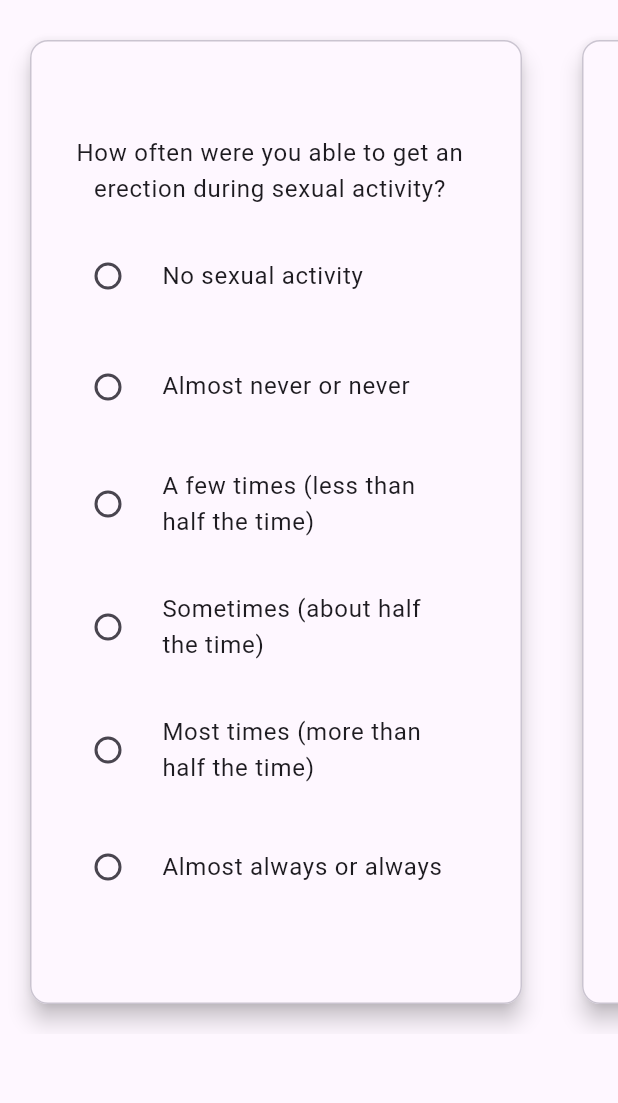
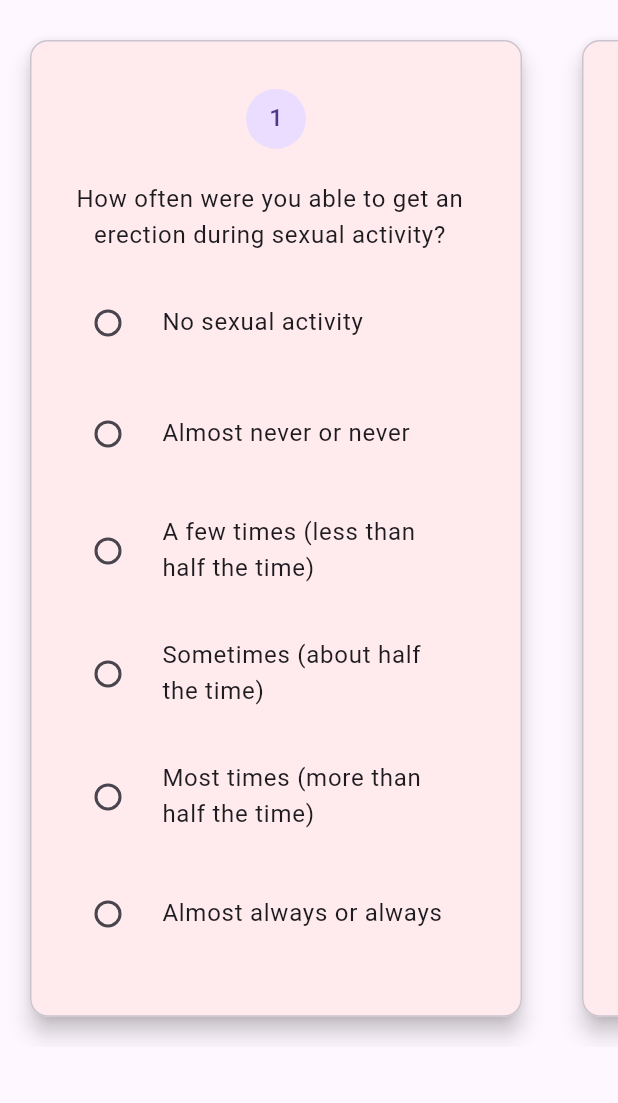
Before and after one commit to pheonixeye/erection_test, a Flutter app: the screen it shows after launch, on a phone screen of 412 x 824 dp, the part 74-1177 px from its top. Run offline on Flutter 3.47's test engine with Material 3 defaults, Android fonts, the phone set to English and light mode, and no system bars; drawn by our look-alikes of scrollable_positioned_list; our stand-ins replace equatable, go_router, shared_preferences.

Commit message:
refactored constants - added category colors to question cards

```diff
--- a/lib/core/providers/px_quiz.dart
+++ b/lib/core/providers/px_quiz.dart
@@ -65,29 +65,33 @@ class PxQuiz extends ChangeNotifier {
       return;
     }
     _scores.entries.map((entry) {
-      if (erectileFunctionIndexes.contains(entry.key)) {
+      if (QuestionnaireConstants.erectileFunctionIndexes.contains(entry.key)) {
         _erectileFunctionScore[entry.key] = entry.value!;
       }
-      if (orgasmicFunctionIndexes.contains(entry.key)) {
+      if (QuestionnaireConstants.orgasmicFunctionIndexes.contains(entry.key)) {
         _orgasmicFunctionScore[entry.key] = entry.value!;
       }
-      if (sexualDesireIndexes.contains(entry.key)) {
+      if (QuestionnaireConstants.sexualDesireIndexes.contains(entry.key)) {
         _sexualDesireScore[entry.key] = entry.value!;
       }
-      if (overallSatisfactionIndexes.contains(entry.key)) {
+      if (QuestionnaireConstants.overallSatisfactionIndexes.contains(
+        entry.key,
+      )) {
         _overallSatisfactionScore[entry.key] = entry.value!;
       }
-      if (intercourseSatisfactionIndexes.contains(entry.key)) {
+      if (QuestionnaireConstants.intercourseSatisfactionIndexes.contains(
+        entry.key,
+      )) {
         _intercourseSatisfactionScore[entry.key] = entry.value!;
       }
     }).toList();
     notifyListeners();
     print(
-      '''erectile function score : $erectileFunctionScore / $erectileFunctionMaxScore,
-orgasmic function score : $orgasmicFunctionScore / $orgasmicFunctionMaxScore,
-sexual desire score : $sexualDesireScore / $sexualDesireMaxScore,
-intercourse satisfaction score : $intercourseSatisfactionScore / $intercourseSatisfactionMaxScore,
-overall satisfaction score : $overallSatisfactionScore / $overallSatisfactionMaxScore,''',
+      '''erectile function score : $erectileFunctionScore / ${QuestionnaireConstants.erectileFunctionMaxScore},
+orgasmic function score : $orgasmicFunctionScore / ${QuestionnaireConstants.orgasmicFunctionMaxScore},
+sexual desire score : $sexualDesireScore / ${QuestionnaireConstants.sexualDesireMaxScore},
+intercourse satisfaction score : $intercourseSatisfactionScore / ${QuestionnaireConstants.intercourseSatisfactionMaxScore},
+overall satisfaction score : $overallSatisfactionScore / ${QuestionnaireConstants.overallSatisfactionMaxScore},''',
     );
   }
 }
--- /dev/null
+++ b/lib/extensions/category_color.dart
@@ -0,0 +1,21 @@
+import 'package:erection_test/models/constants.dart';
+import 'package:flutter/material.dart';
+
+Color categoryColor(int index) {
+  if (QuestionnaireConstants.erectileFunctionIndexes.contains(index)) {
+    return Colors.red.shade50;
+  }
+  if (QuestionnaireConstants.orgasmicFunctionIndexes.contains(index)) {
+    return Colors.orange.shade50;
+  }
+  if (QuestionnaireConstants.sexualDesireIndexes.contains(index)) {
+    return Colors.blue.shade50;
+  }
+  if (QuestionnaireConstants.intercourseSatisfactionIndexes.contains(index)) {
+    return Colors.deepPurple.shade50;
+  }
+  if (QuestionnaireConstants.overallSatisfactionIndexes.contains(index)) {
+    return Colors.lightGreen.shade50;
+  }
+  return Colors.white;
+}
--- a/lib/models/constants.dart
+++ b/lib/models/constants.dart
@@ -1,19 +1,23 @@
-const erectileFunctionIndexes = [1, 2, 3, 4, 5, 15];
+class QuestionnaireConstants {
+  const QuestionnaireConstants();
 
-const orgasmicFunctionIndexes = [9, 10];
+  static const erectileFunctionIndexes = [1, 2, 3, 4, 5, 15];
 
-const sexualDesireIndexes = [11, 12];
+  static const orgasmicFunctionIndexes = [9, 10];
 
-const intercourseSatisfactionIndexes = [6, 7, 8];
+  static const sexualDesireIndexes = [11, 12];
 
-const overallSatisfactionIndexes = [13, 14];
+  static const intercourseSatisfactionIndexes = [6, 7, 8];
 
-const erectileFunctionMaxScore = 30;
+  static const overallSatisfactionIndexes = [13, 14];
 
-const orgasmicFunctionMaxScore = 10;
+  static const erectileFunctionMaxScore = 30;
 
-const sexualDesireMaxScore = 10;
+  static const orgasmicFunctionMaxScore = 10;
 
-const intercourseSatisfactionMaxScore = 10;
+  static const sexualDesireMaxScore = 10;
 
-const overallSatisfactionMaxScore = 10;
+  static const intercourseSatisfactionMaxScore = 10;
+
+  static const overallSatisfactionMaxScore = 10;
+}
--- a/lib/pages/home_page/home_page.dart
+++ b/lib/pages/home_page/home_page.dart
@@ -1,27 +1,22 @@
 import 'package:erection_test/core/providers/px_locale.dart';
 import 'package:erection_test/core/providers/px_quiz.dart';
 import 'package:erection_test/core/utils/random_curved_animation.dart';
+import 'package:erection_test/extensions/category_color.dart';
 import 'package:erection_test/extensions/loc_ext.dart';
 import 'package:erection_test/widgets/snackbar_.dart';
 import 'package:flutter/material.dart';
 import 'package:provider/provider.dart';
 import 'package:scrollable_positioned_list/scrollable_positioned_list.dart';
 
-class HomePage extends StatefulWidget {
-  const HomePage({super.key});
+class HomePage extends StatelessWidget {
+  HomePage({super.key});
+
+  final ItemScrollController itemScrollController = ItemScrollController();
+  final ValueNotifier<int> _index = ValueNotifier(0);
 
   @override
-  State<HomePage> createState() => _HomePageState();
-}
-
-class _HomePageState extends State<HomePage> {
-  late final ItemScrollController itemScrollController = ItemScrollController();
-  final ValueNotifier<int> _index = ValueNotifier(0);
-  @override
   Widget build(BuildContext context) {
-    return SafeArea(
-      child: Scaffold(
-        body: Consumer2<PxQuiz, PxLocale>(
+    return Consumer2<PxQuiz, PxLocale>(
       builder: (context, q, l, _) {
         while (q.questions == null) {
           return const Center(
@@ -34,7 +29,7 @@ class _HomePageState extends State<HomePage> {
           mainAxisAlignment: MainAxisAlignment.center,
           children: [
             Expanded(
-                  flex: 8,
+              flex: 9,
               child: Directionality(
                 textDirection: TextDirection.ltr,
                 child: ScrollablePositionedList.builder(
@@ -47,6 +42,7 @@ class _HomePageState extends State<HomePage> {
                     return Padding(
                       padding: const EdgeInsets.all(16.0),
                       child: Card.outlined(
+                        color: categoryColor(_question.index),
                         elevation: 6,
                         child: Padding(
                           padding: const EdgeInsets.all(8.0),
@@ -55,9 +51,12 @@ class _HomePageState extends State<HomePage> {
                             mainAxisAlignment: MainAxisAlignment.center,
                             spacing: 2,
                             children: [
+                              CircleAvatar(
+                                child: Text('${_question.index}'),
+                              ),
+                              SizedBox(height: 10),
                               SizedBox(
-                                    width:
-                                        MediaQuery.sizeOf(context).width - 100,
+                                width: MediaQuery.sizeOf(context).width - 100,
                                 child: ListTile(
                                   title: Text(
                                     l.isEnglish
@@ -74,15 +73,12 @@ class _HomePageState extends State<HomePage> {
                                       : TextDirection.rtl,
                                   child: SizedBox(
                                     width:
-                                            MediaQuery.sizeOf(context).width -
-                                            100,
+                                        MediaQuery.sizeOf(context).width - 100,
                                     child: Padding(
                                       padding: const EdgeInsets.all(8.0),
                                       child: RadioListTile<int>(
                                         title: Text(
-                                              l.isEnglish
-                                                  ? answer.en
-                                                  : answer.ar,
+                                          l.isEnglish ? answer.en : answer.ar,
                                         ),
                                         selected:
                                             answer.score ==
@@ -90,8 +86,7 @@ class _HomePageState extends State<HomePage> {
                                         selectedTileColor:
                                             Colors.amber.shade100,
                                         value: answer.score,
-                                            groupValue:
-                                                q.scores[_question.index],
+                                        groupValue: q.scores[_question.index],
                                         onChanged: (value) {
                                           if (value != null) {
                                             q.setQuestionScore(
@@ -104,8 +99,7 @@ class _HomePageState extends State<HomePage> {
                                               duration: const Duration(
                                                 milliseconds: 600,
                                               ),
-                                                  curve:
-                                                      RandomCurver.indexedCurve(
+                                              curve: RandomCurver.indexedCurve(
                                                 index,
                                               ),
                                             );
@@ -151,8 +145,6 @@ class _HomePageState extends State<HomePage> {
           ],
         );
       },
-        ),
-      ),
     );
   }
 }
```
Lines whose indentation alone changed are shown as unchanged.
